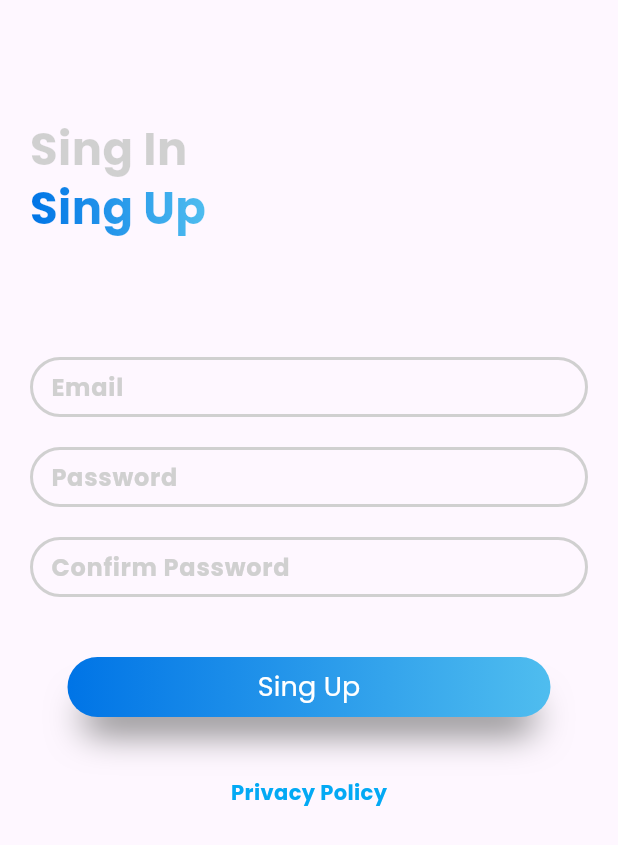
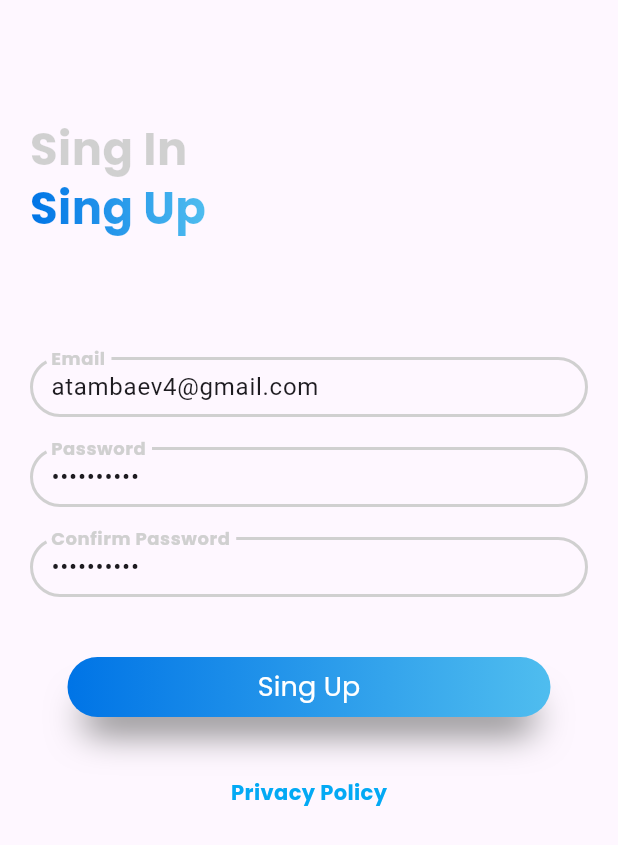
Before and after one commit to Anas20055/Neobis_Flutter_Auth, a Flutter app: the RegisterScreen screen opened directly, on a phone screen of 412 x 824 dp. Shown: the top 845 px of the screen. Run offline on Flutter 3.47's test engine with Material 3 defaults, Android fonts, the phone set to English and light mode, and no system bars; our stand-ins replace sqflite; accounts and stored records are empty.

Commit message:
make some changes

```diff
--- a/lib/app/presentation/screens/login_screen.dart
+++ b/lib/app/presentation/screens/login_screen.dart
@@ -15,8 +15,8 @@ class LoginScreen extends StatefulWidget {
 }
 
 class _LoginScreenState extends State<LoginScreen> {
-  final emailController = TextEditingController();
-  final passwordController = TextEditingController();
+  final emailController = TextEditingController(text: 'atambaev3@gmail.com');
+  final passwordController = TextEditingController(text: 'Atambaev3@');
   final GlobalKey<FormState> formKey = GlobalKey();
 
   @override
--- a/lib/app/presentation/screens/register_screen.dart
+++ b/lib/app/presentation/screens/register_screen.dart
@@ -13,9 +13,9 @@ class RegisterScreen extends StatefulWidget {
 }
 
 class _RegisterScreenState extends State<RegisterScreen> {
-  final emailController = TextEditingController();
-  final passwordController = TextEditingController();
-  final passwordConfController = TextEditingController();
+  final emailController = TextEditingController(text: 'atambaev4@gmail.com');
+  final passwordController = TextEditingController(text: 'Atambaev4@');
+  final passwordConfController = TextEditingController(text: 'Atambaev4@');
   final GlobalKey<FormState> formKey = GlobalKey();
 
   @override
@@ -87,8 +87,8 @@ class _RegisterScreenState extends State<RegisterScreen> {
                      else {
                       try {
                   await authProvider.signup(
-                    emailController.text,
-                    passwordController.text,
+                     emailController.text,
+                     passwordController.text,
                   );
                   // Navigate to home screen or show a success message
                   Navigator.pop(context);
--- a/lib/app/presentation/widgets/app_field.dart
+++ b/lib/app/presentation/widgets/app_field.dart
@@ -15,7 +15,7 @@ class AppTextField extends StatelessWidget {
   Widget build(BuildContext context) {
     return TextFormField(
       obscureText: obsecureText,
-      validator: isValueEmpty,
+      validator: obsecureText? validatePassword : isValidEmail,
       controller: controller,
       cursorColor: Colors.lightBlue,
       maxLines: 1,
```
Also changed, not shown: lib/app/domain/provider/auth_provider.dart (+12 -7 lines).
